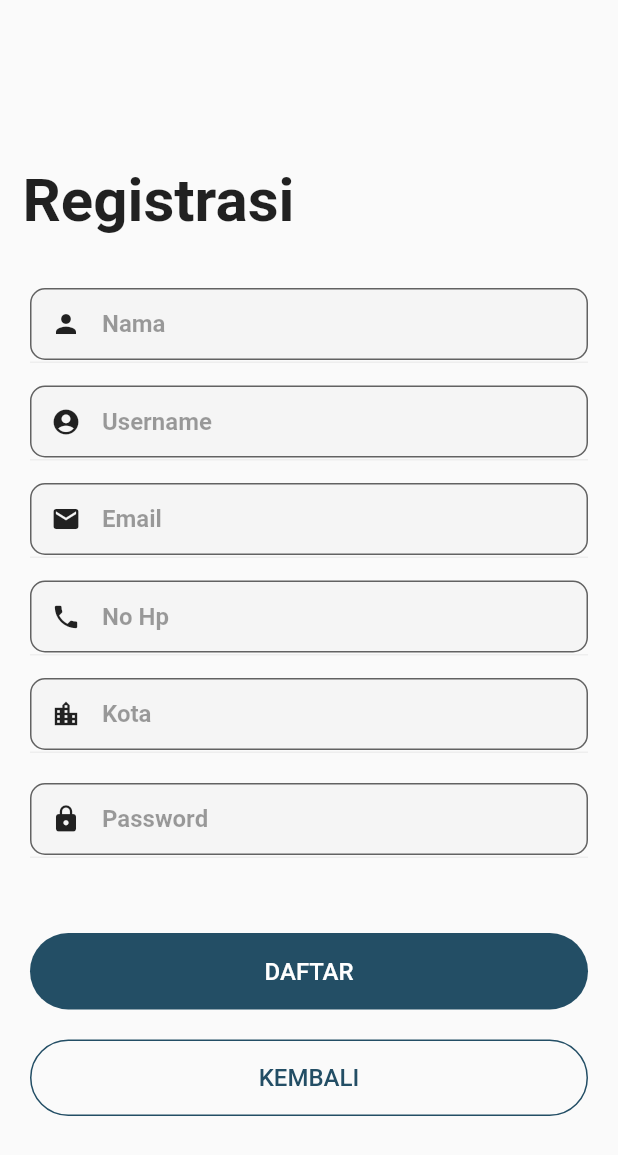
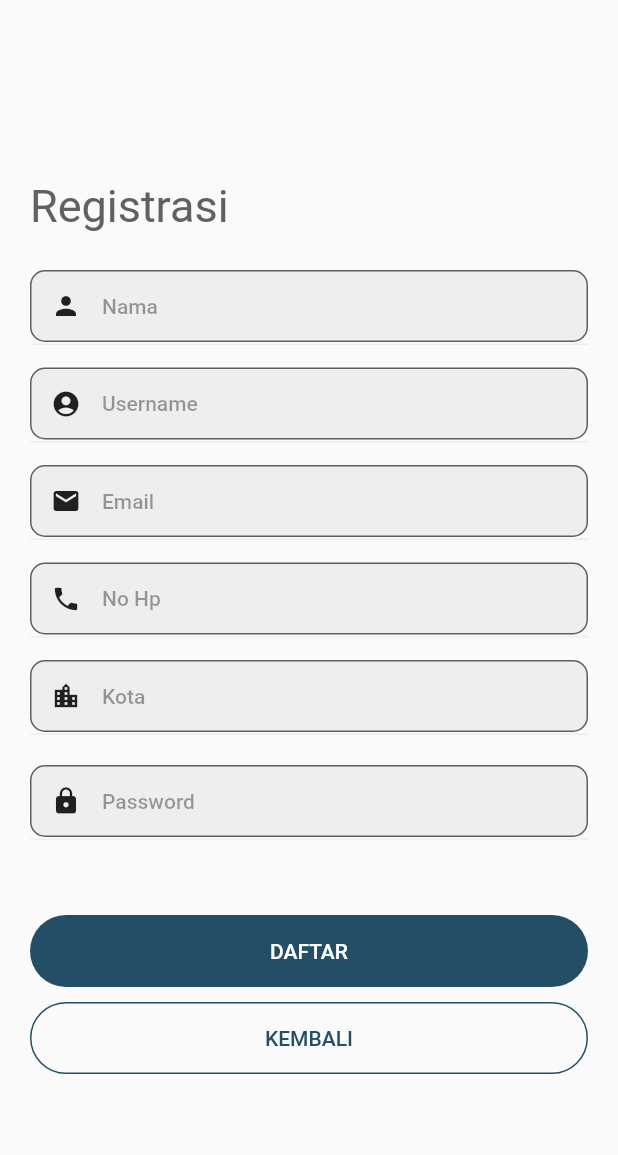
Before and after one commit to satriaadam/app_trikcuan, a Flutter app: the Daftar screen opened directly, on a phone screen of 412 x 824 dp. Shown: the top 1155 px of the screen. Run offline on Flutter 3.47's test engine with Material 2 defaults, Android fonts, the phone set to English and light mode, and no system bars; our stand-ins replace bloc, connectivity, dio, equatable, flutter_bloc, pull_to_refresh and 5 more; missing offline and left inert: indonesia; accounts and stored records are empty; Roboto replaces fonts that are missing (Poppins).

Commit message:
Update Apps mbahgiso

```diff
--- a/lib/daftar.dart
+++ b/lib/daftar.dart
@@ -56,18 +56,22 @@ class _DaftarState extends State<Daftar> {
               child: Stack(
                 children: <Widget>[
                   Container(
-                    padding: EdgeInsets.fromLTRB(15.0, 110.0, 0.0, 0.0),
+                    padding: EdgeInsets.fromLTRB(20.0, 120.0, 0.0, 10.0),
                     child: Text(
                       'Registrasi',
-                      style:
-                      TextStyle(fontSize: 40.0, fontWeight: FontWeight.bold),
+                      style: TextStyle(
+                          fontFamily: 'Poppins',
+                          fontSize: 30.0,
+                          color: Colors.grey.shade700,
+                         // letterSpacing: 1.2),
+                      ),
                     ),
                   ),
                 ]
               ),
             ),
             Container(
-              padding: EdgeInsets.only(top: 35.0, left: 20.0, right: 20.0),
+              padding: EdgeInsets.only(top: 15.0, left: 20.0, right: 20.0),
               child: Column(
                 children: <Widget>[
                   TextFieldBorderBottom(
@@ -116,18 +120,18 @@ class _DaftarState extends State<Daftar> {
                       isLoading: isLoading,
                       radius: 50,
                       padding: 16,
-                      fontSize: 16,
+                      fontSize: 14,
                       onPressed: () => !isLoading ? register() : null,
                     ),
                   ),
-                  SizedBox(height: 20.0),
+                  SizedBox(height: 10.0),
                   Container(
                     width: MediaQuery.of(context).size.width,
                     child: OutlineButtonPrimary(
                       radius: 50,
                       padding: 16,
                       text: "KEMBALI",
-                      fontSize: 16,
+                      fontSize: 14,
                       onPressed: () => Navigator.pop(context),
                     ),
                   ),
--- a/lib/widget/form.dart
+++ b/lib/widget/form.dart
@@ -226,11 +226,11 @@ class TextFieldBorderBottom extends StatelessWidget {
               cursorColor: Colors.black54,
               enabled: enable,
               autofocus: autofocus,
-              style: TextStyle(color: enable ? Colors.black87 : Colors.grey, fontWeight: fontWeight ?? FontWeight.w600),
+              style: TextStyle(color: enable ? Colors.black87 : Colors.grey, fontWeight: fontWeight ?? FontWeight.w500, fontSize: 14.0),
               obscureText: isObsecure,
               validator: validator,
               decoration: InputDecoration(
-                fillColor: Colors.grey.shade100,
+                fillColor: Colors.grey.shade200,
                 filled: true,
                 prefixIcon: icon != null ? Icon(icon, color: Colors.black87, size: 20) : null,
                 hintText: textHint,
--- a/pubspec.yaml
+++ b/pubspec.yaml
@@ -22,9 +22,7 @@ environment:
 
 dependencies:
   intl: ^0.16.1
-  neuomorphic_container: ^2.0.3
   tuple: ^1.0.3
-  curved_navigation_bar: ^0.3.3
   flutter_bloc: ^6.0.1
   equatable: ^1.1.1
   shared_preferences: ^0.5.6+3
@@ -67,6 +65,8 @@ flutter:
      - assets/images/undraw_finance_0bdk.png
      - assets/images/undraw_Mobile_life_re_jtih.png
      - assets/images/undraw_under_construction_46pa.png
+     - assets/images/logoopanjangmbahgiso.jpeg
+     - assets/images/logotopi.jpeg
 
   # An image asset can refer to one or more resolution-specific "variants", see
   # https://flutter.dev/assets-and-images/#resolution-aware.
```
Also changed, not shown: lib/login_page.dart (+19 -11 lines), assets/images/logoopanjangmbahgiso.jpeg (added), assets/images/logotopi.jpeg (added), pubspec.lock.
